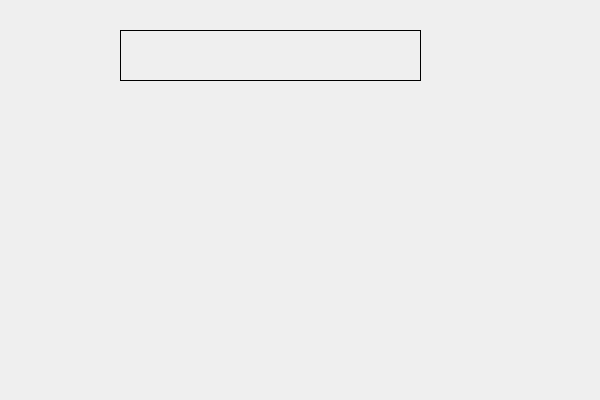
zxx2008/QtStudy, file TimeObject定时器/TimeObject定时器/TimeObject.ui: the form before one commit.
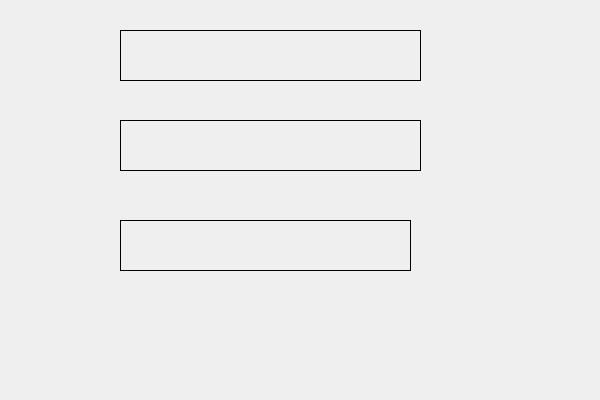
The form after the commit. Custom widgets are drawn as their Qt base class.

```diff
--- a/TimeObject定时器/TimeObject定时器/TimeObject.ui
+++ b/TimeObject定时器/TimeObject定时器/TimeObject.ui
@@ -29,6 +29,38 @@
     <string/>
    </property>
   </widget>
+  <widget class="QLabel" name="label_2">
+   <property name="geometry">
+    <rect>
+     <x>120</x>
+     <y>120</y>
+     <width>301</width>
+     <height>51</height>
+    </rect>
+   </property>
+   <property name="frameShape">
+    <enum>QFrame::Box</enum>
+   </property>
+   <property name="text">
+    <string/>
+   </property>
+  </widget>
+  <widget class="QLabel" name="label_3">
+   <property name="geometry">
+    <rect>
+     <x>120</x>
+     <y>220</y>
+     <width>291</width>
+     <height>51</height>
+    </rect>
+   </property>
+   <property name="frameShape">
+    <enum>QFrame::Box</enum>
+   </property>
+   <property name="text">
+    <string/>
+   </property>
+  </widget>
  </widget>
  <layoutdefault spacing="6" margin="11"/>
  <customwidgets>
```
